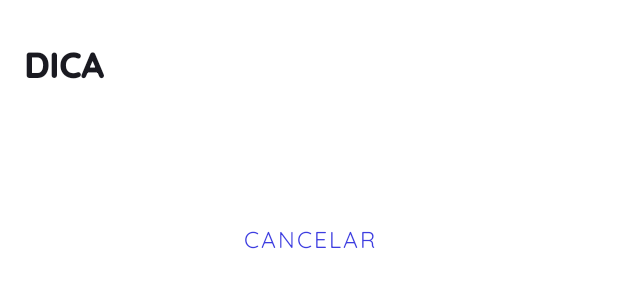
After one commit to arthurjf/Jogo-da-Forca, an Android app: the layout dialog_hint.xml on its own in the app's theme, with its tools: preview values and no code run, on a phone screen of 412 x 824 dp. The commit adds this screen. Shown: the top 300 px of the screen. Run offline under Robolectric (Android 15) with nearby library versions, the phone set to English and light mode, and no system bars.

Commit message:
Dialog dica da palavra

```diff
--- a/app/src/main/java/br/com/arthurjf/jogodaforca/view/ui/CreateGameDialog.kt
+++ b/app/src/main/java/br/com/arthurjf/jogodaforca/view/ui/CreateGameDialog.kt
@@ -19,7 +19,7 @@ class CreateGameDialog(context: Context, var listener: CreateGameDialogListener)
         setContentView(R.layout.dialog_create_custom_game)
 
         buttonCreate = findViewById(R.id.btnCreateGame)
-        buttonCancel = findViewById(R.id.btnCancel)
+        buttonCancel = findViewById(R.id.btnClose)
         fieldWord = findViewById(R.id.edtWord)
         fieldHint = findViewById(R.id.edtHint)
 
--- /dev/null
+++ b/app/src/main/res/layout/dialog_hint.xml
@@ -0,0 +1,51 @@
+<?xml version="1.0" encoding="utf-8"?>
+<androidx.constraintlayout.widget.ConstraintLayout xmlns:android="http://schemas.android.com/apk/res/android"
+    xmlns:app="http://schemas.android.com/apk/res-auto"
+    android:layout_width="match_parent"
+    android:layout_height="wrap_content"
+    android:paddingTop="25dp"
+    android:paddingBottom="25dp">
+
+    <TextView
+        android:id="@+id/txtTitle"
+        android:layout_width="match_parent"
+        android:layout_height="wrap_content"
+        android:layout_marginStart="16dp"
+        android:layout_marginEnd="16dp"
+        android:text="@string/dialog_hint_title"
+        android:textAllCaps="true"
+        android:textColor="@color/text"
+        android:textFontWeight="900"
+        android:textSize="23sp"
+        app:layout_constraintEnd_toEndOf="parent"
+        app:layout_constraintStart_toStartOf="parent"
+        app:layout_constraintTop_toTopOf="parent" />
+
+
+    <com.google.android.material.button.MaterialButton
+        android:id="@+id/btnClose"
+        style="@style/Widget.MaterialComponents.Button.TextButton.Icon"
+        android:layout_width="match_parent"
+        android:layout_height="match_parent"
+        android:layout_marginStart="16dp"
+        android:layout_marginTop="24dp"
+        android:layout_marginEnd="16dp"
+        android:text="@string/dialog_create_game_btn_cancel"
+        android:textSize="15sp"
+        app:layout_constraintEnd_toEndOf="parent"
+        app:layout_constraintStart_toStartOf="parent"
+        app:layout_constraintTop_toBottomOf="@+id/txtGameplayHint" />
+
+    <TextView
+        android:id="@+id/txtGameplayHint"
+        android:layout_width="match_parent"
+        android:layout_height="wrap_content"
+        android:layout_marginStart="16dp"
+        android:layout_marginTop="25dp"
+        android:layout_marginEnd="16dp"
+        android:textSize="20sp"
+        app:layout_constraintEnd_toEndOf="parent"
+        app:layout_constraintStart_toStartOf="parent"
+        app:layout_constraintTop_toBottomOf="@+id/txtTitle" />
+
+</androidx.constraintlayout.widget.ConstraintLayout>
--- a/app/src/main/res/values/strings.xml
+++ b/app/src/main/res/values/strings.xml
@@ -14,4 +14,6 @@
     <string name="dialog_create_game_hint_edt_hint">Ex: É formado por asas, fuselagem, trem de pouso e motores.</string>
     <string name="dialog_create_game_btn_cancel">Cancelar</string>
     <string name="dialog_create_game_btn_create_game">Criar</string>
+    <string name="dialog_hint_btn_close">Fechar</string>
+    <string name="dialog_hint_title">Dica</string>
 </resources>
```
Also changed, not shown: app/src/main/java/br/com/arthurjf/jogodaforca/view/ui/HintDialog.kt (added, +30 -0 lines), app/src/main/java/br/com/arthurjf/jogodaforca/view/ui/main/fragment/GameplayActivityFragment.kt (+10 -0 lines), app/src/main/res/layout/dialog_create_custom_game.xml (+5 -3 lines).
